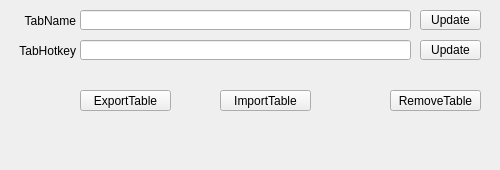
Qt form QKeyMapper/qtablesetupdialog.ui (Zalafina/QKeyMapper) before a commit.
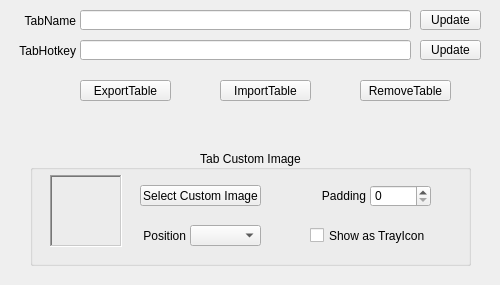
The same form after that commit.

Commit message: Add Tab CustomImage.

Patch:
```diff
--- a/QKeyMapper/qtablesetupdialog.ui
+++ b/QKeyMapper/qtablesetupdialog.ui
@@ -7,7 +7,7 @@
     <x>0</x>
     <y>0</y>
     <width>500</width>
-    <height>170</height>
+    <height>285</height>
    </rect>
   </property>
   <property name="sizePolicy">
@@ -19,13 +19,13 @@
   <property name="minimumSize">
    <size>
     <width>500</width>
-    <height>170</height>
+    <height>285</height>
    </size>
   </property>
   <property name="maximumSize">
    <size>
     <width>500</width>
-    <height>170</height>
+    <height>285</height>
    </size>
   </property>
   <property name="windowTitle">
@@ -125,7 +125,7 @@
    <property name="geometry">
     <rect>
      <x>80</x>
-     <y>90</y>
+     <y>80</y>
      <width>91</width>
      <height>21</height>
     </rect>
@@ -144,7 +144,7 @@
    <property name="geometry">
     <rect>
      <x>220</x>
-     <y>90</y>
+     <y>80</y>
      <width>91</width>
      <height>21</height>
     </rect>
@@ -162,8 +162,8 @@
   <widget class="QPushButton" name="removeTableButton">
    <property name="geometry">
     <rect>
-     <x>390</x>
-     <y>90</y>
+     <x>360</x>
+     <y>80</y>
      <width>91</width>
      <height>21</height>
     </rect>
@@ -178,6 +178,166 @@
     <bool>false</bool>
    </property>
   </widget>
+  <widget class="QLabel" name="customImageLabel">
+   <property name="geometry">
+    <rect>
+     <x>50</x>
+     <y>175</y>
+     <width>72</width>
+     <height>72</height>
+    </rect>
+   </property>
+   <property name="sizePolicy">
+    <sizepolicy hsizetype="Fixed" vsizetype="Fixed">
+     <horstretch>0</horstretch>
+     <verstretch>0</verstretch>
+    </sizepolicy>
+   </property>
+   <property name="frameShape">
+    <enum>QFrame::Shape::WinPanel</enum>
+   </property>
+   <property name="frameShadow">
+    <enum>QFrame::Shadow::Sunken</enum>
+   </property>
+   <property name="text">
+    <string/>
+   </property>
+   <property name="alignment">
+    <set>Qt::AlignmentFlag::AlignCenter</set>
+   </property>
+  </widget>
+  <widget class="QPushButton" name="selectCustomImageButton">
+   <property name="geometry">
+    <rect>
+     <x>140</x>
+     <y>185</y>
+     <width>121</width>
+     <height>21</height>
+    </rect>
+   </property>
+   <property name="focusPolicy">
+    <enum>Qt::FocusPolicy::NoFocus</enum>
+   </property>
+   <property name="text">
+    <string>Select Custom Image</string>
+   </property>
+   <property name="autoDefault">
+    <bool>false</bool>
+   </property>
+  </widget>
+  <widget class="QComboBox" name="customImageShowPositionComboBox">
+   <property name="geometry">
+    <rect>
+     <x>190</x>
+     <y>225</y>
+     <width>71</width>
+     <height>21</height>
+    </rect>
+   </property>
+   <property name="focusPolicy">
+    <enum>Qt::FocusPolicy::NoFocus</enum>
+   </property>
+   <property name="currentText">
+    <string/>
+   </property>
+   <property name="currentIndex">
+    <number>-1</number>
+   </property>
+  </widget>
+  <widget class="QLabel" name="customImagePaddingLabel">
+   <property name="geometry">
+    <rect>
+     <x>305</x>
+     <y>185</y>
+     <width>61</width>
+     <height>22</height>
+    </rect>
+   </property>
+   <property name="text">
+    <string>Padding</string>
+   </property>
+   <property name="alignment">
+    <set>Qt::AlignmentFlag::AlignRight|Qt::AlignmentFlag::AlignTrailing|Qt::AlignmentFlag::AlignVCenter</set>
+   </property>
+  </widget>
+  <widget class="QCheckBox" name="customImageShowAsTrayIconCheckBox">
+   <property name="geometry">
+    <rect>
+     <x>310</x>
+     <y>225</y>
+     <width>131</width>
+     <height>21</height>
+    </rect>
+   </property>
+   <property name="focusPolicy">
+    <enum>Qt::FocusPolicy::NoFocus</enum>
+   </property>
+   <property name="text">
+    <string>Show as TrayIcon</string>
+   </property>
+  </widget>
+  <widget class="QSpinBox" name="customImagePaddingSpinBox">
+   <property name="geometry">
+    <rect>
+     <x>370</x>
+     <y>185</y>
+     <width>61</width>
+     <height>22</height>
+    </rect>
+   </property>
+   <property name="focusPolicy">
+    <enum>Qt::FocusPolicy::ClickFocus</enum>
+   </property>
+  </widget>
+  <widget class="QLabel" name="customImageShowPositionLabel">
+   <property name="geometry">
+    <rect>
+     <x>125</x>
+     <y>225</y>
+     <width>61</width>
+     <height>21</height>
+    </rect>
+   </property>
+   <property name="text">
+    <string>Position</string>
+   </property>
+   <property name="alignment">
+    <set>Qt::AlignmentFlag::AlignRight|Qt::AlignmentFlag::AlignTrailing|Qt::AlignmentFlag::AlignVCenter</set>
+   </property>
+  </widget>
+  <widget class="QGroupBox" name="tabCustomImageGroupBox">
+   <property name="geometry">
+    <rect>
+     <x>30</x>
+     <y>150</y>
+     <width>441</width>
+     <height>116</height>
+    </rect>
+   </property>
+   <property name="title">
+    <string>Tab Custom Image</string>
+   </property>
+   <property name="alignment">
+    <set>Qt::AlignmentFlag::AlignCenter</set>
+   </property>
+  </widget>
+  <zorder>tabCustomImageGroupBox</zorder>
+  <zorder>tabHotkeyUpdateButton</zorder>
+  <zorder>tabHotkeyLabel</zorder>
+  <zorder>tabHotkeyLineEdit</zorder>
+  <zorder>tabNameUpdateButton</zorder>
+  <zorder>tabNameLabel</zorder>
+  <zorder>tabNameLineEdit</zorder>
+  <zorder>exportTableButton</zorder>
+  <zorder>importTableButton</zorder>
+  <zorder>removeTableButton</zorder>
+  <zorder>customImageLabel</zorder>
+  <zorder>selectCustomImageButton</zorder>
+  <zorder>customImageShowPositionComboBox</zorder>
+  <zorder>customImagePaddingLabel</zorder>
+  <zorder>customImageShowAsTrayIconCheckBox</zorder>
+  <zorder>customImagePaddingSpinBox</zorder>
+  <zorder>customImageShowPositionLabel</zorder>
  </widget>
  <resources/>
  <connections/>
```
The commit also changes 1 other file.
